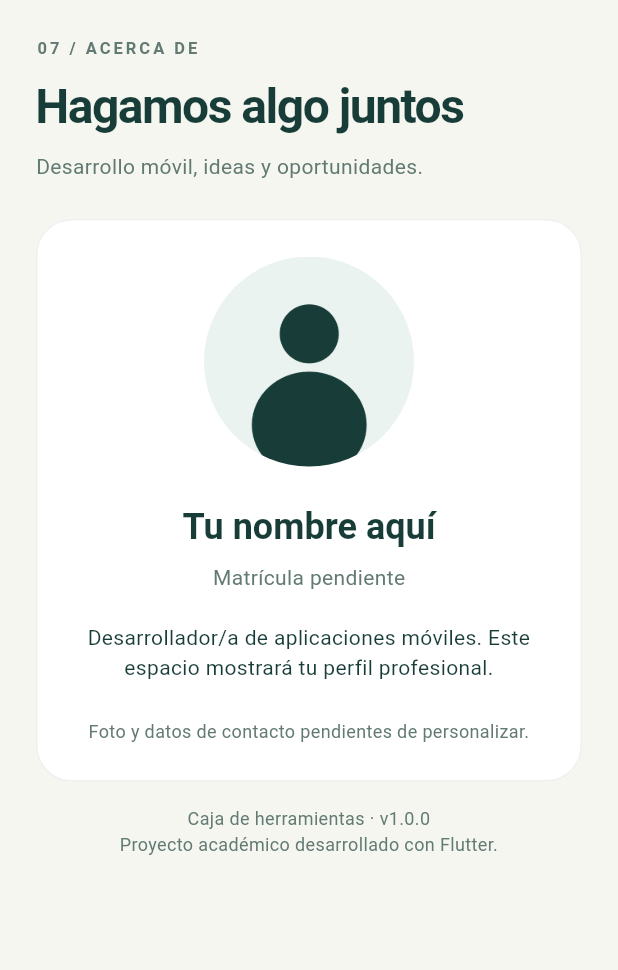
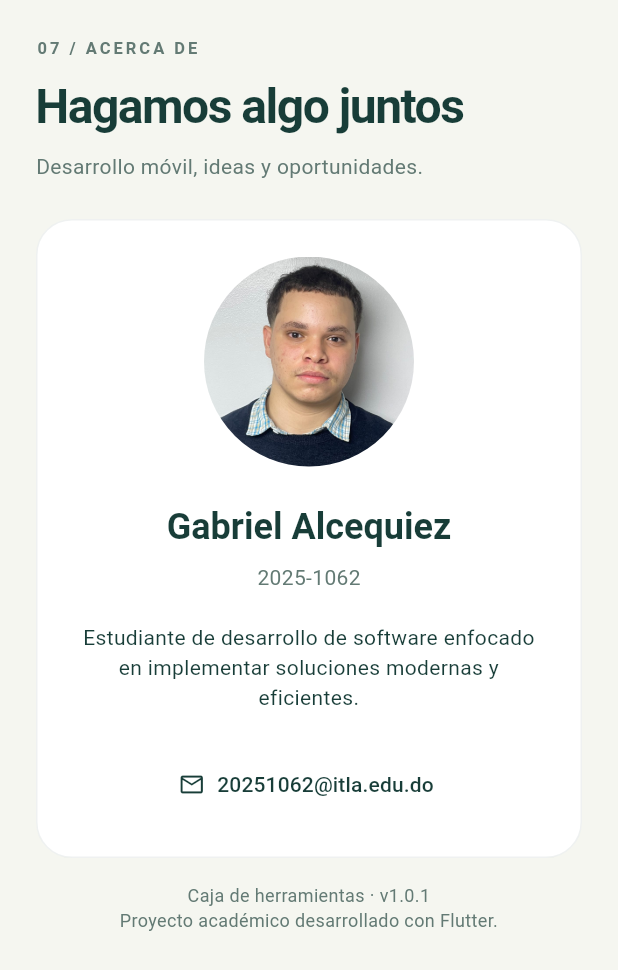
Before and after one commit to GabrielAlcequiez/Tarea7-Couteau, a Flutter app: the AboutPage widget shown alone on an empty page, opened directly, on a phone screen of 412 x 824 dp. Shown: the top 970 px of the screen. Run offline on Flutter 3.47's test engine with Material 3 defaults, Android fonts, the phone set to English and light mode, and no system bars; our stand-ins replace audioplayers.

Commit message:
feat(profile): add author details and personal images

```diff
--- a/lib/config.dart
+++ b/lib/config.dart
@@ -1,14 +1,14 @@
-/// Sustituir estos datos al recibir la información del autor.
+/// Datos del autor y configuración de servicios.
 abstract final class AppConfig {
-  static const author = 'Tu nombre aquí';
+  static const version = '1.0.1';
+  static const author = 'Gabriel Alcequiez';
   static const bio =
-      'Desarrollador/a de aplicaciones móviles. '
-      'Este espacio mostrará tu perfil profesional.';
-  static const enrollment = 'Matrícula pendiente';
-  static const email = '';
+      'Estudiante de desarrollo de software enfocado en implementar soluciones modernas y eficientes.';
+  static const enrollment = '2025-1062';
+  static const email = '20251062@itla.edu.do';
   static const phone = '';
   static const portfolio = '';
-  static const isPlaceholder = true;
+  static const isPlaceholder = false;
   static const genderApiKey = String.fromEnvironment('GENDERIZE_API_KEY');
   static const newsSite = 'WordPress News';
   static const newsHome = 'https://wordpress.org/news/';
--- a/lib/ui/pages.dart
+++ b/lib/ui/pages.dart
@@ -471,9 +471,10 @@ class AboutPage extends StatelessWidget {
           children: [
             ClipOval(
               child: Image.asset(
-                'assets/images/profile.png',
+                'assets/images/2x2.jpg',
                 width: 140,
                 height: 140,
+                fit: BoxFit.cover,
               ),
             ),
             const SizedBox(height: 24),
@@ -514,7 +515,7 @@ class AboutPage extends StatelessWidget {
         ),
       ),
       const Text(
-        'Caja de herramientas · v1.0.0\nProyecto académico desarrollado con Flutter.',
+        'Caja de herramientas · v${AppConfig.version}\nProyecto académico desarrollado con Flutter.',
         textAlign: TextAlign.center,
         style: TextStyle(color: muted, fontSize: 12),
       ),
--- a/pubspec.yaml
+++ b/pubspec.yaml
@@ -1,7 +1,7 @@
 name: tarea7_intromovil
 description: "Caja de herramientas: ocho vistas y consultas a API públicas."
 publish_to: 'none'
-version: 1.0.0+1
+version: 1.0.1+2
 
 environment:
   sdk: ^3.13.7
@@ -29,6 +29,6 @@ flutter:
 flutter_launcher_icons:
   android: true
   ios: false
-  image_path: assets/images/profile.png
+  image_path: assets/images/2x2.jpg
   adaptive_icon_background: '#EAF3EF'
-  adaptive_icon_foreground: assets/images/profile.png
+  adaptive_icon_foreground: assets/images/2x2.jpg
--- a/tool/render_preview_test.dart
+++ b/tool/render_preview_test.dart
@@ -46,8 +46,8 @@ void main() {
     await tester.runAsync(() async {
       final context = tester.element(find.byType(HomePage));
       await Future.wait([
-        precacheImage(const AssetImage('assets/images/toolbox.png'), context),
-        precacheImage(const AssetImage('assets/images/profile.png'), context),
+        precacheImage(const AssetImage('assets/images/toolbox.jpg'), context),
+        precacheImage(const AssetImage('assets/images/2x2.jpg'), context),
       ]);
     });
     await tester.pumpAndSettle();
```
Also changed, not shown: lib/app.dart (+2 -7 lines), assets/images/2x2.jpg (added), assets/images/profile.png (deleted), assets/images/toolbox.jpg (added), assets/images/toolbox.png (deleted), 11 other files.
